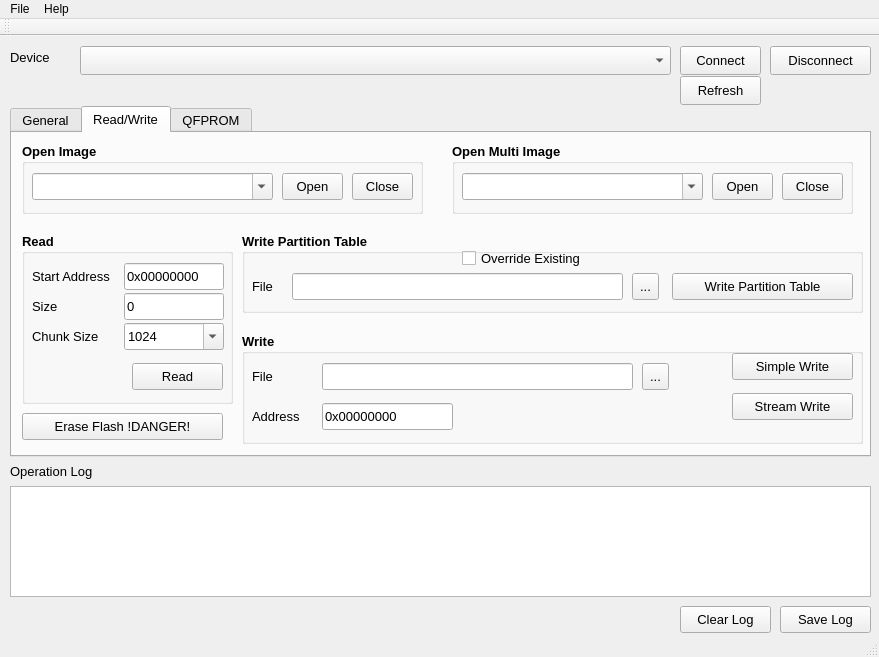
Qt form resources/ui/streaming_dload_window.ui (ghassani/openpst) before a commit.
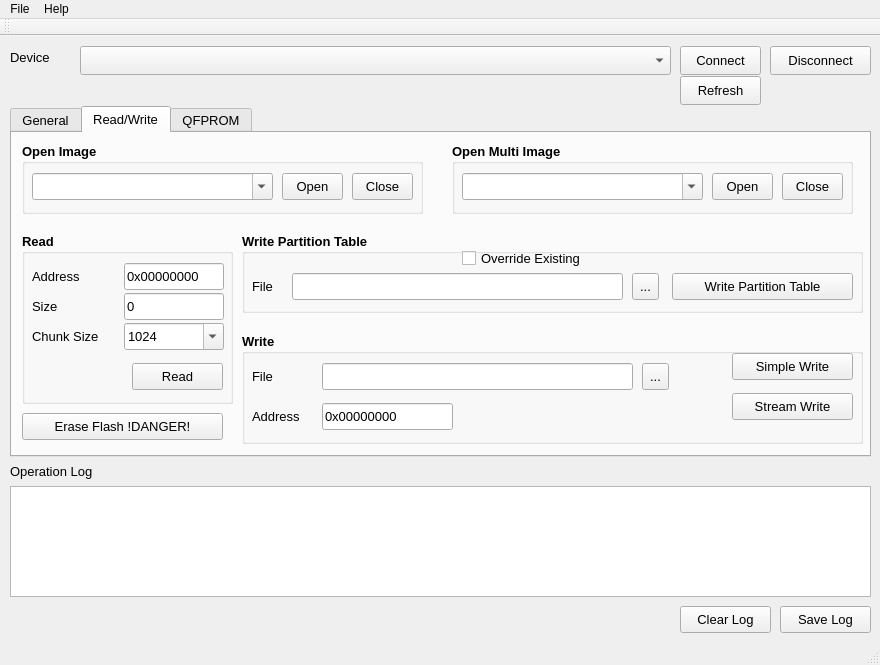
The same form after that commit. The open tabs and pages were chosen to show the change.

What changed in the file:
```diff
--- a/resources/ui/streaming_dload_window.ui
+++ b/resources/ui/streaming_dload_window.ui
@@ -6,8 +6,8 @@
    <rect>
     <x>0</x>
     <y>0</y>
-    <width>879</width>
-    <height>657</height>
+    <width>880</width>
+    <height>665</height>
    </rect>
   </property>
   <property name="sizePolicy">
@@ -16,6 +16,18 @@
     <verstretch>0</verstretch>
    </sizepolicy>
   </property>
+  <property name="minimumSize">
+   <size>
+    <width>880</width>
+    <height>665</height>
+   </size>
+  </property>
+  <property name="maximumSize">
+   <size>
+    <width>880</width>
+    <height>665</height>
+   </size>
+  </property>
   <property name="windowTitle">
    <string>Streaming DLOAD - OpenPST</string>
   </property>
@@ -756,7 +768,7 @@
         </font>
        </property>
        <property name="text">
-        <string>Start Address</string>
+        <string>Address</string>
        </property>
       </widget>
       <widget class="QLabel" name="readChunkSizeLabel">
@@ -1580,8 +1592,8 @@
     <rect>
      <x>0</x>
      <y>0</y>
-     <width>879</width>
-     <height>21</height>
+     <width>880</width>
+     <height>26</height>
     </rect>
    </property>
    <widget class="QMenu" name="menuQC_Tools">
```
Left out of the diff: 7 changed lines with no effect on the pictures.
